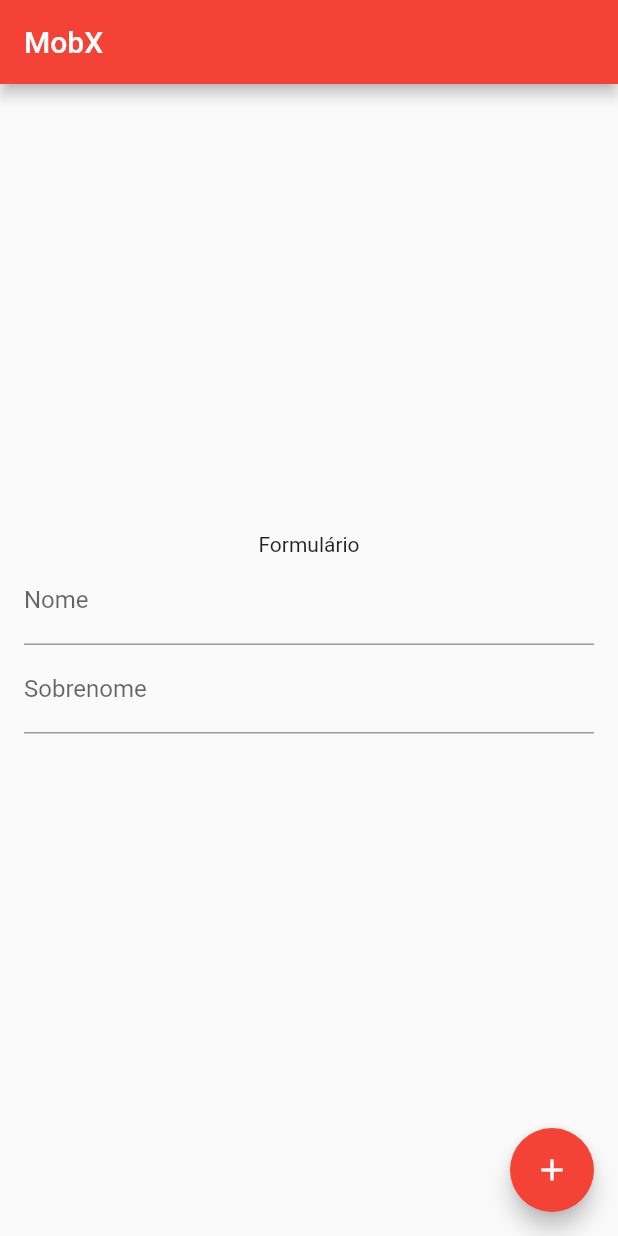
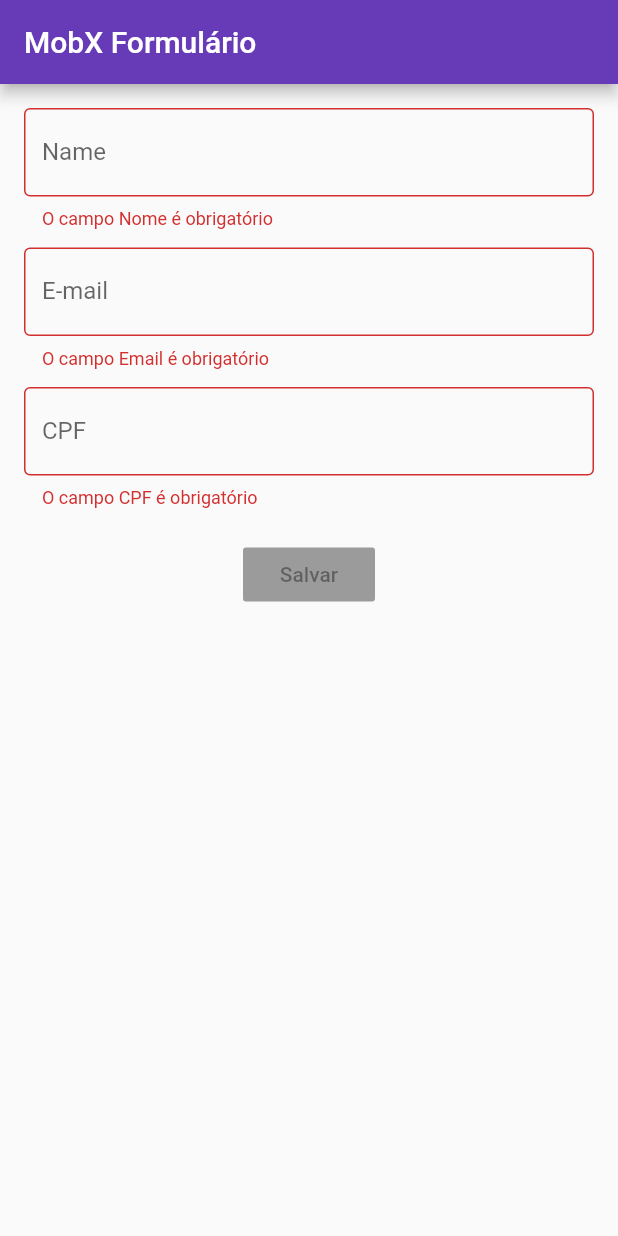
Before and after one commit to lucas-marciano/mobx-exemples, a Flutter app: the screen it shows after launch, on a phone screen of 412 x 824 dp. Run offline on Flutter 3.47's test engine with Material 2 defaults, Android fonts, the phone set to English and light mode, and no system bars; our stand-ins replace flutter_mobx, mobx; generated files the repository leaves out were written again.

Commit message:
(feat): formulário reativo

```diff
--- a/lib/controller/controller.dart
+++ b/lib/controller/controller.dart
@@ -1,25 +1,44 @@
 import 'package:mobx/mobx.dart';
+import 'package:mobx_project/models/client.dart';
 part 'controller.g.dart';
 
-class Controller = ControllerBase with _$Controller;
+class Controller = _ControllerBase with _$Controller;
 
-abstract class ControllerBase with Store {
-  @observable
-  String name = '';
-
-  @observable
-  String lastName = '';
+abstract class _ControllerBase with Store {
+  var client = Client();
 
   @computed
-  String get completName => "$name $lastName";
+  bool get isValid =>
+      validationName() == null &&
+      validationEmail() == null &&
+      validationCpf() == null;
 
-  @action
-  changeName(String name) {
-    this.name = name;
+  String validationName() {
+    if (client.name == null || client.name.isEmpty) {
+      return "O campo Nome é obrigatório";
+    } else if (client.name.length < 4 || client.name.length >= 80) {
+      return "O campo Nome deve ter entre 3 e 80 caracteres";
+    } else if (client.name.trim().isEmpty) {
+      return "O campo Nome é obrigatório";
+    }
+    return null;
   }
 
-  @action
-  changeLastName(String lastName) {
-    this.lastName = lastName;
+  String validationEmail() {
+    if (client.email == null || client.email.isEmpty) {
+      return "O campo Email é obrigatório";
+    } else if (!client.email.contains("@")) {
+      return "O campo Email está inválido";
+    }
+    return null;
+  }
+
+  String validationCpf() {
+    if (client.cpf == null || client.cpf.isEmpty) {
+      return "O campo CPF é obrigatório";
+    } else if (client.cpf.length != 11) {
+      return "O campo CPF está inválido";
+    }
+    return null;
   }
 }
--- a/lib/main.dart
+++ b/lib/main.dart
@@ -12,7 +12,7 @@
     return MaterialApp(
       title: 'MobX',
       theme: ThemeData(
-        primarySwatch: Colors.red,
+        primarySwatch: Colors.deepPurple,
         visualDensity: VisualDensity.adaptivePlatformDensity,
       ),
       home: HomeView(),
--- /dev/null
+++ b/lib/models/client.dart
@@ -0,0 +1,24 @@
+import 'package:mobx/mobx.dart';
+part 'client.g.dart';
+
+class Client = _ClientBase with _$Client;
+
+abstract class _ClientBase with Store {
+  @observable
+  String name;
+
+  @observable
+  String cpf;
+
+  @observable
+  String email;
+
+  @action
+  setName(String value) => name = value;
+
+  @action
+  setCpf(String value) => cpf = value;
+
+  @action
+  setEmail(String value) => email = value;
+}
--- a/lib/view/home_view.dart
+++ b/lib/view/home_view.dart
@@ -9,49 +9,68 @@
 
 class _HomeViewState extends State<HomeView> {
   final controller = Controller();
+  _textField({String label, onChanged, String Function() onError}) {
+    return TextField(
+      onChanged: onChanged,
+      decoration: InputDecoration(
+        border: OutlineInputBorder(),
+        labelText: label,
+        errorText: onError == null ? null : onError(),
+      ),
+    );
+  }
 
   @override
   Widget build(BuildContext context) {
     return Scaffold(
       appBar: AppBar(
-        title: Text("MobX"),
+        title: Text("MobX Formulário"),
       ),
-      body: Center(
+      body: SingleChildScrollView(
         child: Padding(
           padding: const EdgeInsets.all(16.0),
           child: Column(
-            mainAxisAlignment: MainAxisAlignment.center,
             children: <Widget>[
-              Text('Formulário'),
               Observer(
-                builder: (_) => TextField(
-                  decoration: InputDecoration(
-                    labelText: "Nome",
-                  ),
-                  onChanged: controller.changeName,
-                ),
+                builder: (_) {
+                  return _textField(
+                    label: "Name",
+                    onChanged: controller.client.setName,
+                    onError: controller.validationName,
+                  );
+                },
               ),
+              SizedBox(height: 12.0),
               Observer(
-                builder: (_) => TextField(
-                  decoration: InputDecoration(
-                    labelText: "Sobrenome",
-                  ),
-                  onChanged: controller.changeLastName,
-                ),
+                builder: (_) {
+                  return _textField(
+                    label: "E-mail",
+                    onChanged: controller.client.setEmail,
+                    onError: controller.validationEmail,
+                  );
+                },
               ),
-              SizedBox(height: 20),
+              SizedBox(height: 12.0),
               Observer(
-                builder: (_) => Text(controller.completName),
+                builder: (_) {
+                  return _textField(
+                    label: "CPF",
+                    onChanged: controller.client.setCpf,
+                    onError: controller.validationCpf,
+                  );
+                },
               ),
+              SizedBox(height: 20.0),
+              Observer(builder: (_) {
+                return RaisedButton(
+                  child: Text("Salvar"),
+                  onPressed: controller.isValid ? () {} : null,
+                );
+              }),
             ],
           ),
         ),
       ),
-      floatingActionButton: FloatingActionButton(
-        onPressed: () {},
-        tooltip: 'Increment',
-        child: Icon(Icons.add),
-      ), // This trailing comma makes auto-formatting nicer for build methods.
     );
   }
 }
```
Also changed, not shown: lib/controller/controller.g.dart, lib/models/client.g.dart (added), 1 other file.
